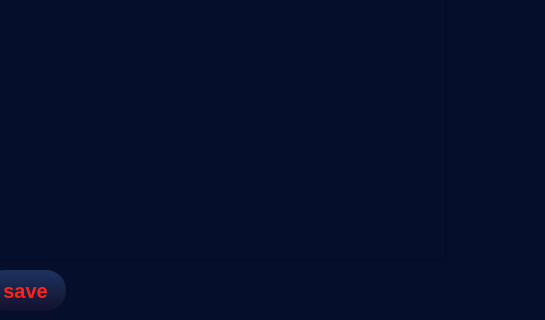
First picture: the form in Qt/viewcoursesofstudent.ui, repository KerollosRady/University-mangament-system, before the edit; both pictures show x 455 to 1000 and y 270 to 590 of the 1000 by 590 pixel window.
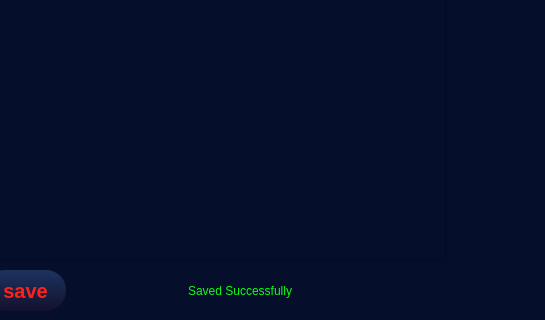
Second picture: the form after the edit.

```diff
--- a/Qt/viewcoursesofstudent.ui
+++ b/Qt/viewcoursesofstudent.ui
@@ -339,6 +339,30 @@
     <string>save</string>
    </property>
   </widget>
+  <widget class="QLineEdit" name="saved_message">
+   <property name="geometry">
+    <rect>
+     <x>560</x>
+     <y>540</y>
+     <width>271</width>
+     <height>41</height>
+    </rect>
+   </property>
+   <property name="styleSheet">
+    <string notr="true">background-color: transparent;color:black;
+    border-radius: 10px;
+color : rgb(15, 254, 23) ;</string>
+   </property>
+   <property name="text">
+    <string>Saved Successfully</string>
+   </property>
+   <property name="alignment">
+    <set>Qt::AlignCenter</set>
+   </property>
+   <property name="readOnly">
+    <bool>true</bool>
+   </property>
+  </widget>
  </widget>
  <resources/>
  <connections/>
```
